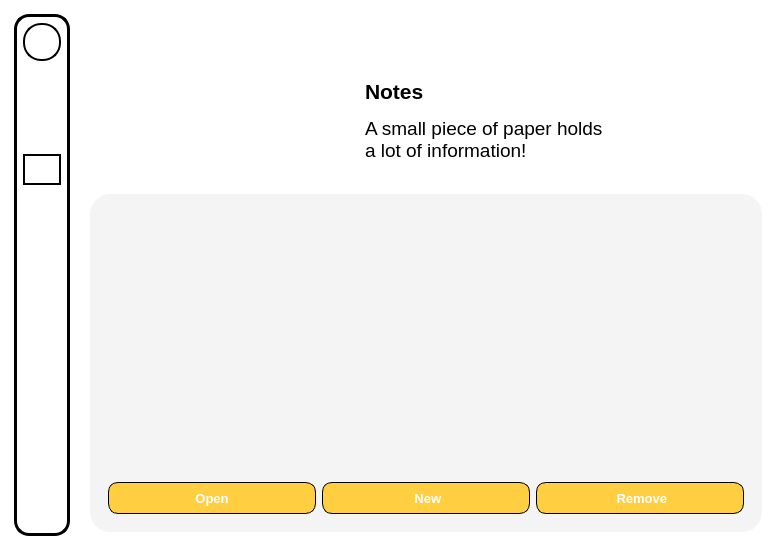
Before: the Qt Designer form SPCK/GUI/Notes.ui in MaiNgocChau9/Python-App-A-, drawn with Qt 5.
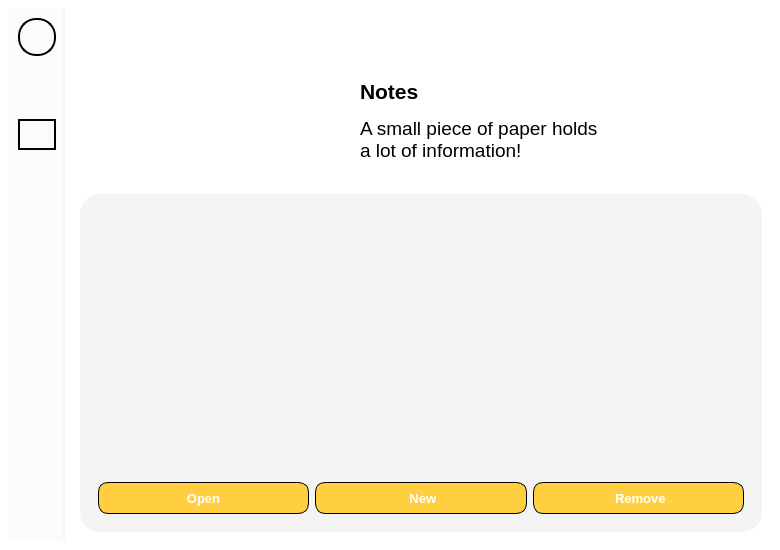
After: the same form once the commit is applied. Icons and pictures are not drawn.

Patch:
```diff
--- a/SPCK/GUI/Notes.ui
+++ b/SPCK/GUI/Notes.ui
@@ -29,12 +29,11 @@
     <item>
      <widget class="QWidget" name="widget" native="true">
       <property name="styleSheet">
-       <string notr="true">max-width: 50px;
-background-color: white;
-border-radius: 15px;
-border: 3px solid black;
+       <string notr="true">max-width: 54px;
+background-color: #FBFBFA;
+border-right: 2px solid #F5F5F4;
 padding: 0px;
-margin: 5px;</string>
+margin: 0px;</string>
       </property>
       <layout class="QVBoxLayout" name="verticalLayout_2">
        <item>
@@ -90,7 +89,7 @@
          <property name="styleSheet">
           <string notr="true">QLabel{
 	max-height: 22px;
-	border: 2px solid white;
+	border: 2px solid #FBFBFA;
 	padding: 6px;
 	border-radius: 18px;
 }
@@ -157,7 +156,7 @@
          <property name="styleSheet">
           <string notr="true">QLabel{
 	max-height: 22px;
-	border: 2px solid white;
+	border: 2px solid #FBFBFA;
 	padding: 6px;
 	border-radius: 18px;
 }
@@ -208,7 +207,7 @@
          <property name="styleSheet">
           <string notr="true">QLabel{
 	max-height: 22px;
-	border: 2px solid white;
+	border: 2px solid #FBFBFA;
 	padding: 6px;
 	border-radius: 18px;
 }
@@ -246,7 +245,7 @@
          <property name="styleSheet">
           <string notr="true">QLabel{
 	max-height: 22px;
-	border: 2px solid white;
+	border: 2px solid #FBFBFA;
 	padding: 6px;
 	border-radius: 18px;
 }
```
